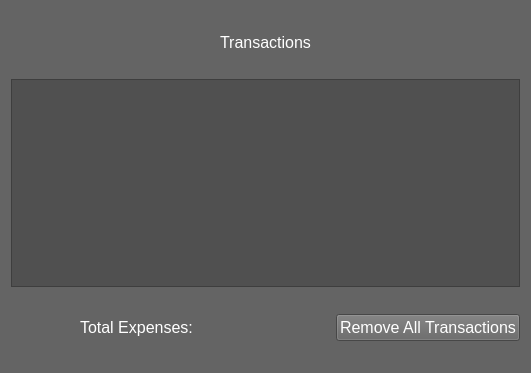
Above: gui/transactions_window.ui from kkonsw/expense-tracker before the change. Below: the same form after it.
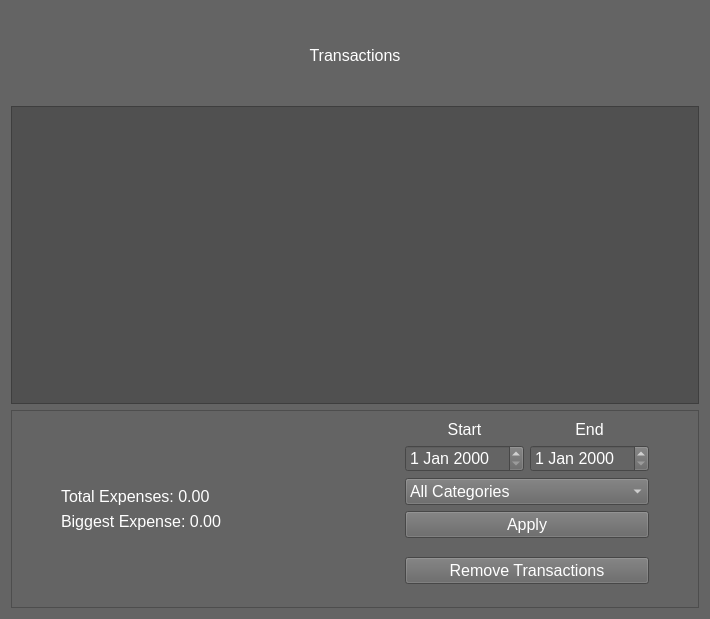
That is the form after the change.

Patch:
```diff
--- a/gui/transactions_window.ui
+++ b/gui/transactions_window.ui
@@ -6,8 +6,8 @@
    <rect>
     <x>0</x>
     <y>0</y>
-    <width>531</width>
-    <height>373</height>
+    <width>710</width>
+    <height>619</height>
    </rect>
   </property>
   <property name="sizePolicy">
@@ -22,7 +22,9 @@
   <property name="styleSheet">
    <string notr="true">background-color: rgb(100, 100, 100);</string>
   </property>
-  <layout class="QVBoxLayout" name="verticalLayout" stretch="1,1,1,10,1,1,1">
+  <layout class="QVBoxLayout" name="verticalLayout_8" stretch="0,3,2">
+   <item>
+    <layout class="QVBoxLayout" name="verticalLayout_3">
    <item>
     <spacer name="verticalSpacer_2">
      <property name="orientation">
@@ -31,7 +33,7 @@
      <property name="sizeHint" stdset="0">
       <size>
        <width>20</width>
-       <height>40</height>
+         <height>35</height>
       </size>
      </property>
     </spacer>
@@ -62,10 +64,12 @@
      <property name="sizeHint" stdset="0">
       <size>
        <width>20</width>
-       <height>40</height>
+         <height>35</height>
       </size>
      </property>
     </spacer>
+     </item>
+    </layout>
    </item>
    <item>
     <widget class="QTableView" name="tableView">
@@ -82,48 +86,19 @@
     </widget>
    </item>
    <item>
-    <spacer name="verticalSpacer">
-     <property name="orientation">
-      <enum>Qt::Vertical</enum>
-     </property>
-     <property name="sizeHint" stdset="0">
-      <size>
-       <width>20</width>
-       <height>17</height>
-      </size>
-     </property>
-    </spacer>
-   </item>
-   <item>
-    <layout class="QHBoxLayout" name="horizontalLayout" stretch="1,1,2,1">
-     <item>
-      <spacer name="horizontalSpacer_2">
-       <property name="orientation">
-        <enum>Qt::Horizontal</enum>
-       </property>
-       <property name="sizeHint" stdset="0">
-        <size>
-         <width>40</width>
-         <height>20</height>
-        </size>
-       </property>
-      </spacer>
-     </item>
-     <item>
-      <widget class="QLabel" name="label_totalExpenses">
-       <property name="font">
-        <font>
-         <pointsize>12</pointsize>
-        </font>
-       </property>
+    <widget class="QFrame" name="frame">
        <property name="styleSheet">
-        <string notr="true">color: rgb(255, 255, 255);</string>
-       </property>
-       <property name="text">
-        <string>Total Expenses:</string>
-       </property>
-      </widget>
-     </item>
+      <string notr="true"/>
+     </property>
+     <property name="frameShape">
+      <enum>QFrame::StyledPanel</enum>
+     </property>
+     <property name="frameShadow">
+      <enum>QFrame::Raised</enum>
+     </property>
+     <layout class="QVBoxLayout" name="verticalLayout_4">
+      <item>
+       <layout class="QHBoxLayout" name="horizontalLayout_2" stretch="0,0,2,0,0">
      <item>
       <spacer name="horizontalSpacer">
        <property name="orientation">
@@ -138,22 +113,7 @@
       </spacer>
      </item>
      <item>
-      <widget class="QPushButton" name="button_clearTransactions">
-       <property name="font">
-        <font>
-         <pointsize>12</pointsize>
-        </font>
-       </property>
-       <property name="styleSheet">
-        <string notr="true">color: rgb(255, 255, 255);</string>
-       </property>
-       <property name="text">
-        <string>Remove All Transactions</string>
-       </property>
-      </widget>
-     </item>
-    </layout>
-   </item>
+         <layout class="QVBoxLayout" name="verticalLayout_7">
    <item>
     <spacer name="verticalSpacer_4">
      <property name="orientation">
@@ -166,6 +126,267 @@
       </size>
      </property>
     </spacer>
+          </item>
+          <item>
+           <widget class="QLabel" name="label_totalExpenses">
+            <property name="font">
+             <font>
+              <pointsize>12</pointsize>
+             </font>
+            </property>
+            <property name="styleSheet">
+             <string notr="true">color: rgb(255, 255, 255);</string>
+            </property>
+            <property name="text">
+             <string>Total Expenses: 0.00</string>
+            </property>
+            <property name="alignment">
+             <set>Qt::AlignLeading|Qt::AlignLeft|Qt::AlignVCenter</set>
+            </property>
+           </widget>
+          </item>
+          <item>
+           <widget class="QLabel" name="label_biggestExpense">
+            <property name="font">
+             <font>
+              <pointsize>12</pointsize>
+             </font>
+            </property>
+            <property name="styleSheet">
+             <string notr="true">color: rgb(255, 255, 255);</string>
+            </property>
+            <property name="text">
+             <string>Biggest Expense: 0.00</string>
+            </property>
+            <property name="alignment">
+             <set>Qt::AlignLeading|Qt::AlignLeft|Qt::AlignVCenter</set>
+            </property>
+           </widget>
+          </item>
+          <item>
+           <spacer name="verticalSpacer">
+            <property name="orientation">
+             <enum>Qt::Vertical</enum>
+            </property>
+            <property name="sizeHint" stdset="0">
+             <size>
+              <width>20</width>
+              <height>40</height>
+             </size>
+            </property>
+           </spacer>
+          </item>
+         </layout>
+        </item>
+        <item>
+         <spacer name="horizontalSpacer_3">
+          <property name="orientation">
+           <enum>Qt::Horizontal</enum>
+          </property>
+          <property name="sizeHint" stdset="0">
+           <size>
+            <width>40</width>
+            <height>20</height>
+           </size>
+          </property>
+         </spacer>
+        </item>
+        <item>
+         <layout class="QVBoxLayout" name="verticalLayout_6">
+          <item>
+           <layout class="QHBoxLayout" name="horizontalLayout">
+            <item>
+             <layout class="QVBoxLayout" name="verticalLayout">
+              <item>
+               <spacer name="verticalSpacer_6">
+                <property name="orientation">
+                 <enum>Qt::Vertical</enum>
+                </property>
+                <property name="sizeHint" stdset="0">
+                 <size>
+                  <width>20</width>
+                  <height>40</height>
+                 </size>
+                </property>
+               </spacer>
+              </item>
+              <item>
+               <widget class="QLabel" name="label_startDate">
+                <property name="font">
+                 <font>
+                  <pointsize>12</pointsize>
+                 </font>
+                </property>
+                <property name="styleSheet">
+                 <string notr="true">color: rgb(255, 255, 255);</string>
+                </property>
+                <property name="text">
+                 <string>Start</string>
+                </property>
+                <property name="alignment">
+                 <set>Qt::AlignCenter</set>
+                </property>
+               </widget>
+              </item>
+              <item>
+               <widget class="QDateEdit" name="dateEdit_start">
+                <property name="font">
+                 <font>
+                  <pointsize>12</pointsize>
+                 </font>
+                </property>
+                <property name="styleSheet">
+                 <string notr="true">color: rgb(255, 255, 255);</string>
+                </property>
+               </widget>
+              </item>
+             </layout>
+            </item>
+            <item>
+             <layout class="QVBoxLayout" name="verticalLayout_5">
+              <item>
+               <spacer name="verticalSpacer_8">
+                <property name="orientation">
+                 <enum>Qt::Vertical</enum>
+                </property>
+                <property name="sizeHint" stdset="0">
+                 <size>
+                  <width>20</width>
+                  <height>40</height>
+                 </size>
+                </property>
+               </spacer>
+              </item>
+              <item>
+               <widget class="QLabel" name="label_endDate">
+                <property name="font">
+                 <font>
+                  <pointsize>12</pointsize>
+                 </font>
+                </property>
+                <property name="styleSheet">
+                 <string notr="true">color: rgb(255, 255, 255);</string>
+                </property>
+                <property name="text">
+                 <string>End</string>
+                </property>
+                <property name="alignment">
+                 <set>Qt::AlignCenter</set>
+                </property>
+               </widget>
+              </item>
+              <item>
+               <widget class="QDateEdit" name="dateEdit_end">
+                <property name="font">
+                 <font>
+                  <pointsize>12</pointsize>
+                 </font>
+                </property>
+                <property name="styleSheet">
+                 <string notr="true">color: rgb(255, 255, 255);</string>
+                </property>
+               </widget>
+              </item>
+             </layout>
+            </item>
+           </layout>
+          </item>
+          <item>
+           <layout class="QVBoxLayout" name="verticalLayout_2">
+            <item>
+             <widget class="QComboBox" name="comboBox_category">
+              <property name="font">
+               <font>
+                <pointsize>12</pointsize>
+               </font>
+              </property>
+              <property name="styleSheet">
+               <string notr="true">color: rgb(255, 255, 255);</string>
+              </property>
+              <item>
+               <property name="text">
+                <string>All Categories</string>
+               </property>
+              </item>
+             </widget>
+            </item>
+            <item>
+             <widget class="QPushButton" name="button_applyFilters">
+              <property name="font">
+               <font>
+                <pointsize>12</pointsize>
+               </font>
+              </property>
+              <property name="styleSheet">
+               <string notr="true">color: rgb(255, 255, 255);</string>
+              </property>
+              <property name="text">
+               <string>Apply</string>
+              </property>
+             </widget>
+            </item>
+            <item>
+             <spacer name="verticalSpacer_9">
+              <property name="orientation">
+               <enum>Qt::Vertical</enum>
+              </property>
+              <property name="sizeHint" stdset="0">
+               <size>
+                <width>20</width>
+                <height>40</height>
+               </size>
+              </property>
+             </spacer>
+            </item>
+            <item>
+             <widget class="QPushButton" name="button_clearTransactions">
+              <property name="font">
+               <font>
+                <pointsize>12</pointsize>
+               </font>
+              </property>
+              <property name="styleSheet">
+               <string notr="true">color: rgb(255, 255, 255);</string>
+              </property>
+              <property name="text">
+               <string>Remove Transactions</string>
+              </property>
+             </widget>
+            </item>
+            <item>
+             <spacer name="verticalSpacer_5">
+              <property name="orientation">
+               <enum>Qt::Vertical</enum>
+              </property>
+              <property name="sizeHint" stdset="0">
+               <size>
+                <width>20</width>
+                <height>40</height>
+               </size>
+              </property>
+             </spacer>
+            </item>
+           </layout>
+          </item>
+         </layout>
+        </item>
+        <item>
+         <spacer name="horizontalSpacer_2">
+          <property name="orientation">
+           <enum>Qt::Horizontal</enum>
+          </property>
+          <property name="sizeHint" stdset="0">
+           <size>
+            <width>40</width>
+            <height>20</height>
+           </size>
+          </property>
+         </spacer>
+        </item>
+       </layout>
+      </item>
+     </layout>
+    </widget>
    </item>
   </layout>
  </widget>
```
Left out of the diff: 3 changed lines with no effect on the pictures. Lines whose indentation alone changed are shown as unchanged.
